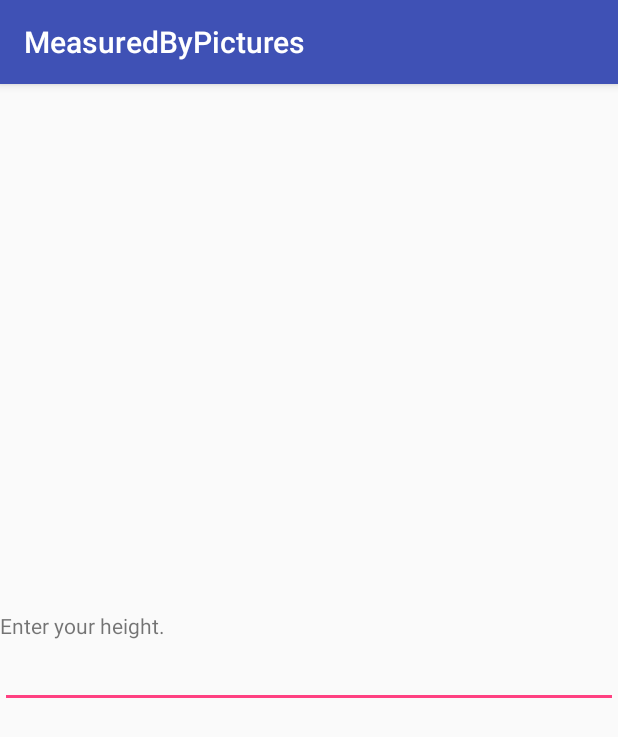
After one commit to gpadilha/MeasuredByPictures, an Android app: the SettingActivity screen opened directly, with no data from a screen before it, on a phone screen of 412 x 824 dp. The commit adds this screen. Shown: the top 737 px of the screen. Run offline under Robolectric (Android 15) with nearby library versions, the phone set to English and light mode, and no system bars.

Commit message:
add setting files

```diff
--- a/app/build.gradle
+++ b/app/build.gradle
@@ -25,6 +25,8 @@ dependencies {
         exclude group: 'com.android.support', module: 'support-annotations'
     })
     compile 'com.android.support:appcompat-v7:25.3.1'
+    compile 'com.android.support:cardview-v7:25.3.1'
+    compile 'com.android.support:support-v4:25.3.1'
+    compile 'com.android.support.constraint:constraint-layout:1.0.2'
     testCompile 'junit:junit:4.12'
-    compile 'com.android.support:cardview-v7:25.3.1'
 }
--- /dev/null
+++ b/app/src/main/java/com/momogui/measuredbypictures/SettingActivity.java
@@ -0,0 +1,13 @@
+package com.momogui.measuredbypictures;
+
+import android.support.v7.app.AppCompatActivity;
+import android.os.Bundle;
+
+public class SettingActivity extends AppCompatActivity {
+
+    @Override
+    protected void onCreate(Bundle savedInstanceState) {
+        super.onCreate(savedInstanceState);
+        setContentView(R.layout.activity_setting);
+    }
+}
--- /dev/null
+++ b/app/src/main/res/layout/activity_setting.xml
@@ -0,0 +1,23 @@
+<?xml version="1.0" encoding="utf-8"?>
+<LinearLayout
+    xmlns:android="http://schemas.android.com/apk/res/android"
+    xmlns:app="http://schemas.android.com/apk/res-auto"
+    xmlns:tools="http://schemas.android.com/tools"
+    android:layout_width="match_parent"
+    android:layout_height="match_parent"
+    android:orientation="vertical"
+    android:gravity="center"
+    tools:context="com.momogui.measuredbypictures.SettingActivity">
+
+    <TextView
+        android:id="@+id/enter_your_height"
+        android:text="@string/enter_your_height"
+        android:layout_width="match_parent"
+        android:layout_height="wrap_content"/>
+
+    <EditText
+        android:id="@+id/setting_users_height"
+        android:layout_width="match_parent"
+        android:layout_height="wrap_content"/>
+
+</LinearLayout>
--- a/app/src/main/res/values/strings.xml
+++ b/app/src/main/res/values/strings.xml
@@ -3,4 +3,7 @@
     <string name="settings">Settings</string>
     <string name="take_photo">Take a photo</string>
     <string name="all_photos">All photos</string>
+    <string name="title_activity_settings">Settings</string>
+
+    <string name="enter_your_height">Enter your height.</string>
 </resources>
--- a/build.gradle
+++ b/build.gradle
@@ -5,7 +5,7 @@ buildscript {
         jcenter()
     }
     dependencies {
-        classpath 'com.android.tools.build:gradle:2.2.3'
+        classpath 'com.android.tools.build:gradle:2.3.3'
 
         // NOTE: Do not place your application dependencies here; they belong
         // in the individual module build.gradle files
```
Also changed, not shown: app/src/main/AndroidManifest.xml (+9 -7 lines), app/src/main/java/com/momogui/measuredbypictures/Setting.java (added, +47 -0 lines), app/src/main/java/com/momogui/measuredbypictures/SettingBaseHelper.java (added, +37 -0 lines), app/src/main/java/com/momogui/measuredbypictures/SettingCursorWrapper.java (added, +35 -0 lines), app/src/main/java/com/momogui/measuredbypictures/SettingStorage.java (added, +118 -0 lines), app/src/main/java/com/momogui/measuredbypictures/database/SettingDbSchema.java (added, +17 -0 lines), app/src/main/res/drawable/ic_info_black_24dp.xml (added, +9 -0 lines), app/src/main/res/drawable/ic_notifications_black_24dp.xml (added, +9 -0 lines), app/src/main/res/drawable/ic_sync_black_24dp.xml (added, +9 -0 lines), gradle/wrapper/gradle-wrapper.properties.
